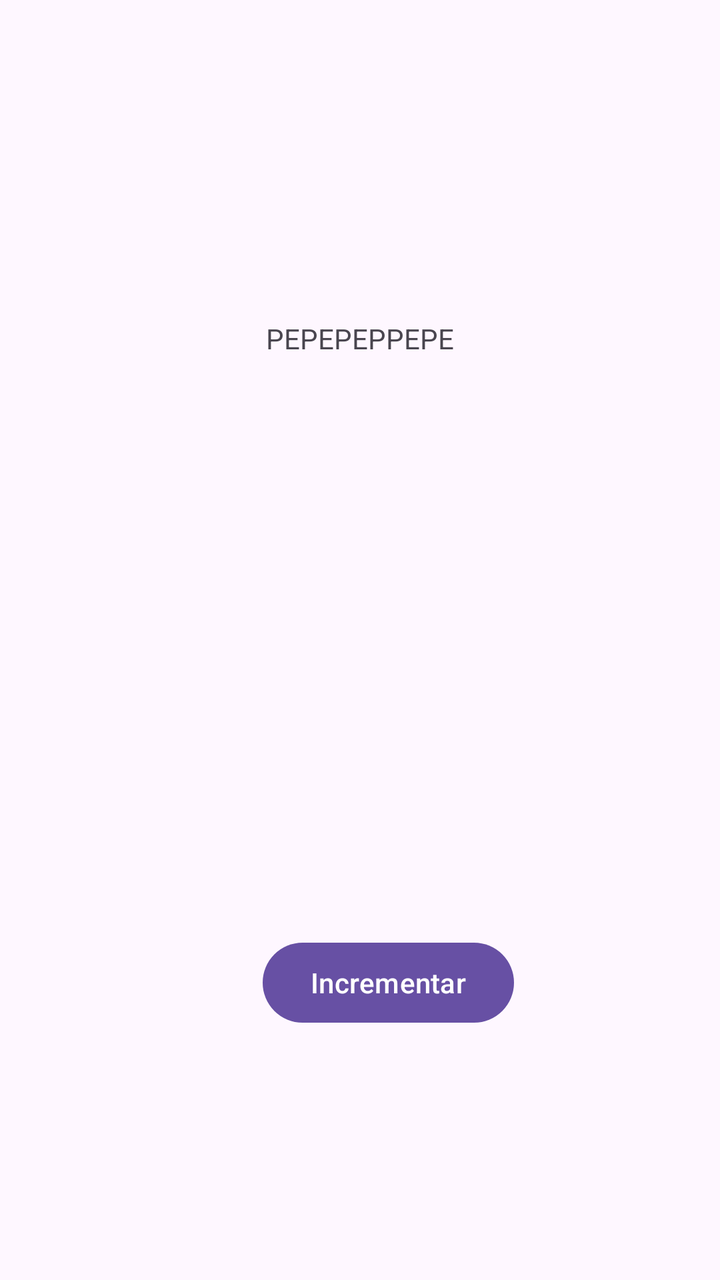
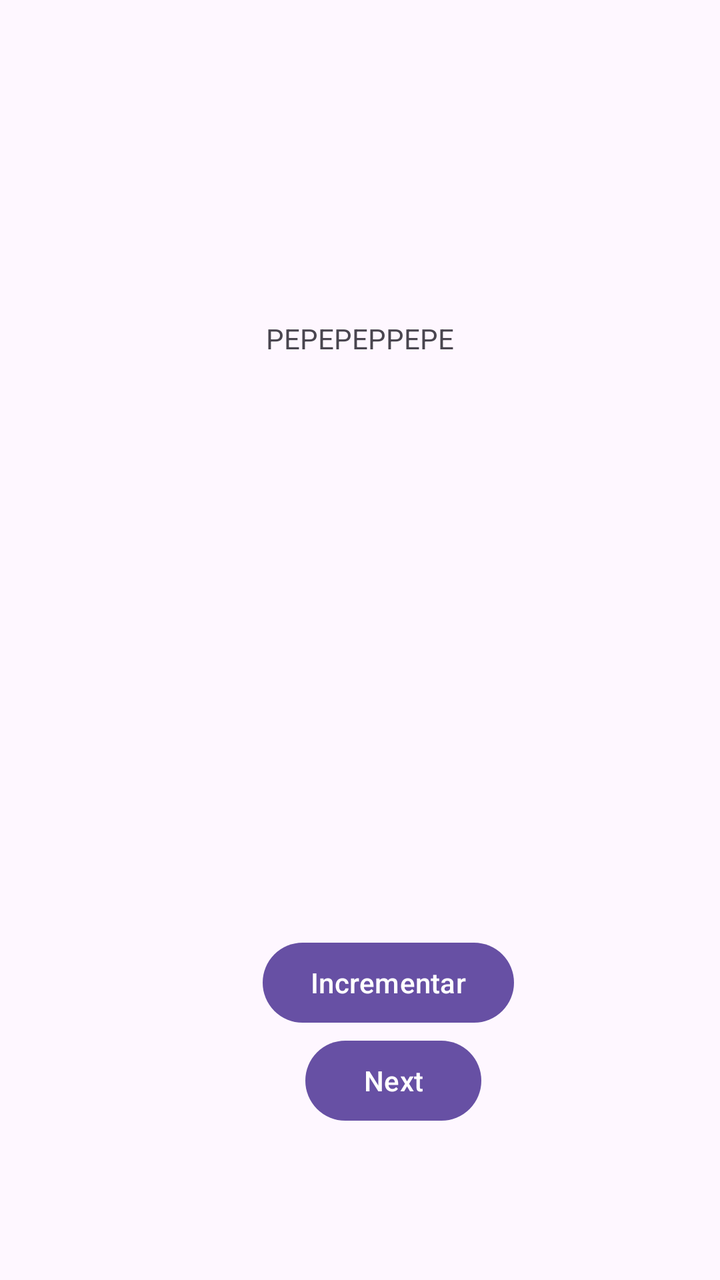

An Android layout rendered at two revisions. The XML below is the earlier revision; the diff shows what the commit changed to produce the second picture.
<!-- AndroidManifest.xml: application theme Theme.ContadorViews -->
<!-- res/layout/activity_main.xml -->
<?xml version="1.0" encoding="utf-8"?>
<androidx.constraintlayout.widget.ConstraintLayout xmlns:android="http://schemas.android.com/apk/res/android"
    xmlns:app="http://schemas.android.com/apk/res-auto"
    xmlns:tools="http://schemas.android.com/tools"
    android:id="@+id/main"
    android:layout_width="match_parent"
    android:layout_height="match_parent"
    tools:context=".MainActivity">

    <TextView
        android:id="@+id/textView"
        android:layout_width="wrap_content"
        android:layout_height="wrap_content"
        android:text="@string/nombredeprueba"
        app:layout_constraintBottom_toBottomOf="parent"
        app:layout_constraintEnd_toEndOf="parent"
        app:layout_constraintStart_toStartOf="parent"
        app:layout_constraintTop_toTopOf="parent"
        app:layout_constraintVertical_bias="0.257" />

    <Button
        android:id="@+id/btn"
        android:layout_width="wrap_content"
        android:layout_height="wrap_content"
        android:text="Incrementar"
        app:layout_constraintBottom_toBottomOf="parent"
        app:layout_constraintEnd_toEndOf="parent"
        app:layout_constraintHorizontal_bias="0.561"
        app:layout_constraintStart_toStartOf="parent"
        app:layout_constraintTop_toBottomOf="@+id/textView"
        app:layout_constraintVertical_bias="0.698" />

</androidx.constraintlayout.widget.ConstraintLayout>
<!-- resources referenced by this layout -->
<resources>
  <string name="nombredeprueba">PEPEPEPPEPE</string>
  <style name="Theme.ContadorViews" parent="Base.Theme.ContadorViews" />
  <style name="Base.Theme.ContadorViews" parent="Theme.Material3.DayNight.NoActionBar">
          
          
      </style>
</resources>

<!-- the commit's change to res/layout/activity_main.xml (unified diff, before → after) -->
@@ -30,4 +30,16 @@
         app:layout_constraintTop_toBottomOf="@+id/textView"
         app:layout_constraintVertical_bias="0.698" />
 
+    <Button
+        android:id="@+id/btn2"
+        android:layout_width="wrap_content"
+        android:layout_height="wrap_content"
+        android:text="Next"
+        app:layout_constraintBottom_toBottomOf="parent"
+        app:layout_constraintEnd_toEndOf="parent"
+        app:layout_constraintHorizontal_bias="0.561"
+        app:layout_constraintStart_toStartOf="parent"
+        app:layout_constraintTop_toBottomOf="@+id/textView"
+        app:layout_constraintVertical_bias="0.817" />
+
 </androidx.constraintlayout.widget.ConstraintLayout>
